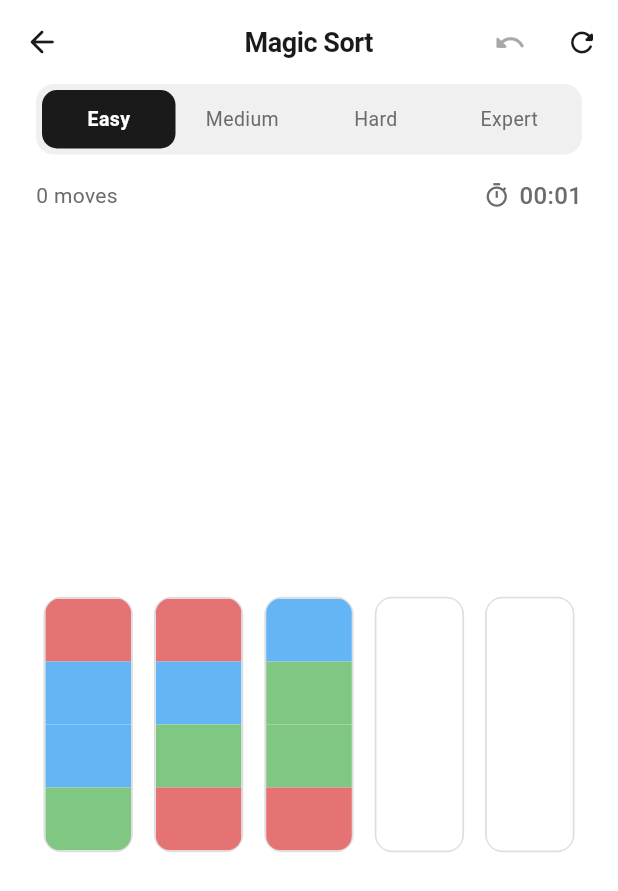
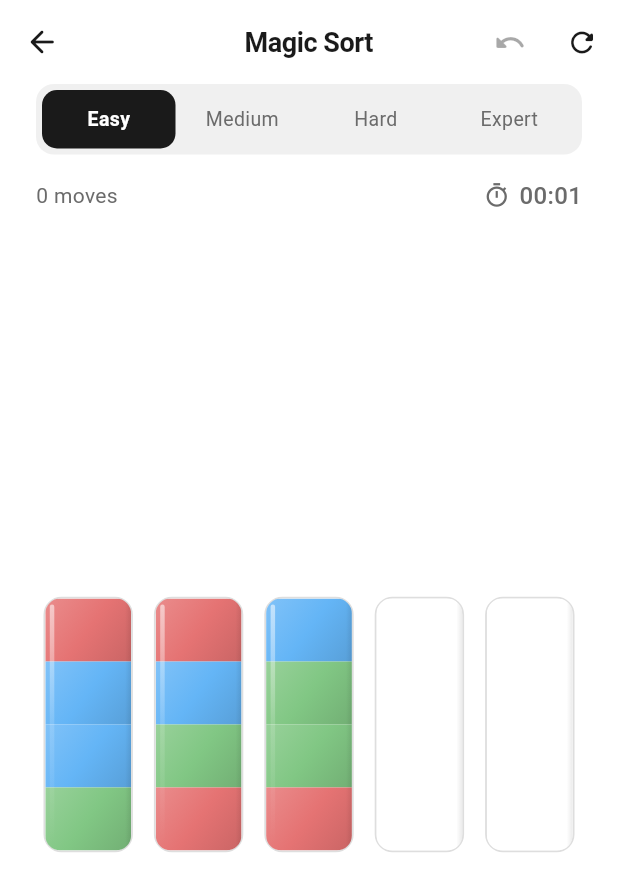
Before and after one commit to nffdev/sudova, a Flutter app: the screen it shows after launch, after a tap on "Magic Sort", on a phone screen of 412 x 824 dp. Shown: the top 891 px of the screen. Run offline on Flutter 3.47's test engine with Material 3 defaults, Android fonts, the phone set to English and light mode, and no system bars; Roboto replaces fonts that are missing (SF Pro Display).

Commit message:
feat(sort): adding liquid animation

```diff
--- a/lib/screens/magic_sort/magic_sort_screen.dart
+++ b/lib/screens/magic_sort/magic_sort_screen.dart
@@ -13,12 +13,19 @@ class MagicSortScreen extends StatefulWidget {
   State<MagicSortScreen> createState() => _MagicSortScreenState();
 }
 
-class _MagicSortScreenState extends State<MagicSortScreen> {
+class _MagicSortScreenState extends State<MagicSortScreen>
+    with SingleTickerProviderStateMixin {
   Difficulty _difficulty = Difficulty.easy;
   late MagicSortModel _game;
   int? _selectedBottle;
   bool _isComplete = false;
   final _timerKey = GlobalKey<GameTimerState>();
+
+  late AnimationController _pourController;
+  int? _pourFrom;
+  int? _pourTo;
+  int? _pourColor;
+  int _pourCount = 0;
 
   static const List<Color> _palette = [
     Color(0xFFE57373),
@@ -35,20 +42,37 @@ class _MagicSortScreenState extends State<MagicSortScreen> {
   @override
   void initState() {
     super.initState();
+    _pourController = AnimationController(
+      vsync: this,
+      duration: const Duration(milliseconds: 550),
+    );
     _newGame();
   }
 
+  @override
+  void dispose() {
+    _pourController.dispose();
+    super.dispose();
+  }
+
   void _newGame() {
+    _pourController.reset();
     setState(() {
       _game = MagicSortModel.generate(_difficulty);
       _selectedBottle = null;
       _isComplete = false;
+      _pourFrom = null;
+      _pourTo = null;
+      _pourColor = null;
+      _pourCount = 0;
     });
     _timerKey.currentState?.reset();
   }
 
-  void _onBottleTap(int index) {
-    if (_isComplete) return;
+  bool get _isPouring => _pourController.isAnimating;
+
+  Future<void> _onBottleTap(int index) async {
+    if (_isComplete || _isPouring) return;
     if (_selectedBottle == null) {
       if (_game.bottles[index].isEmpty) return;
       Haptic.selection();
@@ -61,28 +85,96 @@ class _MagicSortScreenState extends State<MagicSortScreen> {
       return;
     }
     if (_game.canPour(_selectedBottle!, index)) {
-      Haptic.light();
-      setState(() {
-        _game.pour(_selectedBottle!, index);
-        _selectedBottle = null;
-        if (_game.isComplete) {
-          _isComplete = true;
-          Haptic.medium();
-        }
-      });
+      await _performPour(_selectedBottle!, index);
     } else {
       Haptic.selection();
       setState(() => _selectedBottle = index);
     }
   }
 
+  Future<void> _performPour(int from, int to) async {
+    final color = _game.bottles[from].last;
+    final count = _computePourCount(from, to);
+    Haptic.light();
+
+    setState(() {
+      _pourFrom = from;
+      _pourTo = to;
+      _pourColor = color;
+      _pourCount = count;
+      _selectedBottle = null;
+    });
+
+    await _pourController.forward(from: 0);
+
+    setState(() {
+      _game.pour(from, to);
+      _pourFrom = null;
+      _pourTo = null;
+      _pourColor = null;
+      _pourCount = 0;
+      if (_game.isComplete) {
+        _isComplete = true;
+        Haptic.medium();
+      }
+    });
+  }
+
+  int _computePourCount(int from, int to) {
+    if (_game.bottles[from].isEmpty) return 0;
+    final topColor = _game.bottles[from].last;
+    int count = 0;
+    int i = _game.bottles[from].length - 1;
+    while (i >= 0 &&
+        _game.bottles[from][i] == topColor &&
+        _game.bottles[to].length + count < _game.capacity) {
+      count++;
+      i--;
+    }
+    return count;
+  }
+
   void _undo() {
-    if (!_game.canUndo) return;
+    if (!_game.canUndo || _isPouring) return;
     Haptic.light();
     setState(() {
       _game.undo();
       _selectedBottle = null;
     });
+  }
+
+  List<int> _visibleBottle(int index) {
+    final current = List<int>.from(_game.bottles[index]);
+    if (!_isPouring || _pourFrom == null) return current;
+
+    final t = _pourController.value;
+    int transferred;
+    if (t <= 0.3) {
+      transferred = 0;
+    } else if (t >= 0.7) {
+      transferred = _pourCount;
+    } else {
+      transferred = (((t - 0.3) / 0.4) * _pourCount).floor();
+    }
+
+    if (index == _pourFrom) {
+      for (int i = 0; i < transferred && current.isNotEmpty; i++) {
+        current.removeLast();
+      }
+    } else if (index == _pourTo) {
+      for (int i = 0; i < transferred; i++) {
+        current.add(_pourColor!);
+      }
+    }
+    return current;
+  }
+
+  double _tiltAmount(int index) {
+    if (!_isPouring || index != _pourFrom) return 0;
+    final t = _pourController.value;
+    if (t < 0.3) return t / 0.3;
+    if (t > 0.7) return (1.0 - t) / 0.3;
+    return 1.0;
   }
 
   @override
@@ -142,15 +234,18 @@ class _MagicSortScreenState extends State<MagicSortScreen> {
             Expanded(
               child: Padding(
                 padding: const EdgeInsets.symmetric(horizontal: 24),
-                child: _buildBottleGrid(),
+                child: AnimatedBuilder(
+                  animation: _pourController,
+                  builder: (context, _) => _buildBottleGrid(),
+                ),
               ),
             ),
             if (_isComplete)
               Padding(
                 padding: const EdgeInsets.only(bottom: 24, top: 8),
                 child: Container(
-                  padding:
-                      const EdgeInsets.symmetric(horizontal: 20, vertical: 10),
+                  padding: const EdgeInsets.symmetric(
+                      horizontal: 20, vertical: 10),
                   decoration: BoxDecoration(
                     color: AppTheme.black,
                     borderRadius: BorderRadius.circular(12),
@@ -203,18 +298,33 @@ class _MagicSortScreenState extends State<MagicSortScreen> {
   }
 
   Widget _buildBottle(int index) {
-    final bottle = _game.bottles[index];
+    final bottle = _visibleBottle(index);
     final isSelected = _selectedBottle == index;
+    final isSource = _pourFrom == index && _isPouring;
+    final tilt = _tiltAmount(index);
+
+    final raise = isSelected ? -10.0 : 0.0;
+    final extraRaise = isSource ? -22.0 * tilt : 0.0;
+    final rotation = isSource ? -0.45 * tilt : 0.0;
 
     return GestureDetector(
       onTap: () => _onBottleTap(index),
-      child: AnimatedContainer(
-        duration: const Duration(milliseconds: 200),
-        curve: Curves.easeOut,
-        transform: Matrix4.translationValues(0, isSelected ? -10 : 0, 0),
+      child: Transform.translate(
+        offset: Offset(0, raise + extraRaise),
+        child: Transform.rotate(
+          angle: rotation,
+          alignment: Alignment.bottomRight,
           child: AspectRatio(
             aspectRatio: 0.35,
-          child: Container(
+            child: _bottleBody(bottle, isSelected),
+          ),
+        ),
+      ),
+    );
+  }
+
+  Widget _bottleBody(List<int> bottle, bool isSelected) {
+    return Container(
       decoration: BoxDecoration(
         borderRadius: BorderRadius.circular(12),
         border: Border.all(
@@ -235,24 +345,88 @@ class _MagicSortScreenState extends State<MagicSortScreen> {
       ),
       child: ClipRRect(
         borderRadius: BorderRadius.circular(10),
-              child: Column(
+        child: Stack(
+          fit: StackFit.expand,
+          children: [
+            // Liquid stack
+            Column(
               children: [
                 Expanded(
-                    flex: _game.capacity - bottle.length,
+                  flex: (_game.capacity - bottle.length).clamp(0, _game.capacity),
                   child: Container(color: AppTheme.white),
                 ),
                 ...bottle.reversed.map(
                   (c) => Expanded(
                     flex: 1,
-                      child: Container(color: _palette[c]),
+                    child: _liquidSegment(_palette[c]),
                   ),
                 ),
+              ],
+            ),
+            // Glass highlight
+            Positioned(
+              left: 3,
+              top: 4,
+              bottom: 4,
+              width: 3,
+              child: IgnorePointer(
+                child: DecoratedBox(
+                  decoration: BoxDecoration(
+                    gradient: LinearGradient(
+                      begin: Alignment.topCenter,
+                      end: Alignment.bottomCenter,
+                      colors: [
+                        Colors.white.withValues(alpha: 0.55),
+                        Colors.white.withValues(alpha: 0.15),
+                        Colors.white.withValues(alpha: 0.0),
+                      ],
+                    ),
+                    borderRadius: BorderRadius.circular(3),
+                  ),
+                ),
+              ),
+            ),
+            // Subtle inner shadow on right
+            Positioned(
+              right: 0,
+              top: 0,
+              bottom: 0,
+              width: 4,
+              child: IgnorePointer(
+                child: DecoratedBox(
+                  decoration: BoxDecoration(
+                    gradient: LinearGradient(
+                      begin: Alignment.centerRight,
+                      end: Alignment.centerLeft,
+                      colors: [
+                        Colors.black.withValues(alpha: 0.08),
+                        Colors.black.withValues(alpha: 0.0),
                       ],
                     ),
                   ),
                 ),
               ),
             ),
+          ],
+        ),
+      ),
+    );
+  }
+
+  Widget _liquidSegment(Color color) {
+    return Container(
+      decoration: BoxDecoration(
+        gradient: LinearGradient(
+          begin: Alignment.topLeft,
+          end: Alignment.bottomRight,
+          colors: [
+            Color.lerp(color, Colors.white, 0.18)!,
+            color,
+            Color.lerp(color, Colors.black, 0.12)!,
+          ],
+          stops: const [0.0, 0.5, 1.0],
+        ),
+      ),
     );
   }
 }
```
Lines whose indentation alone changed are shown as unchanged.
